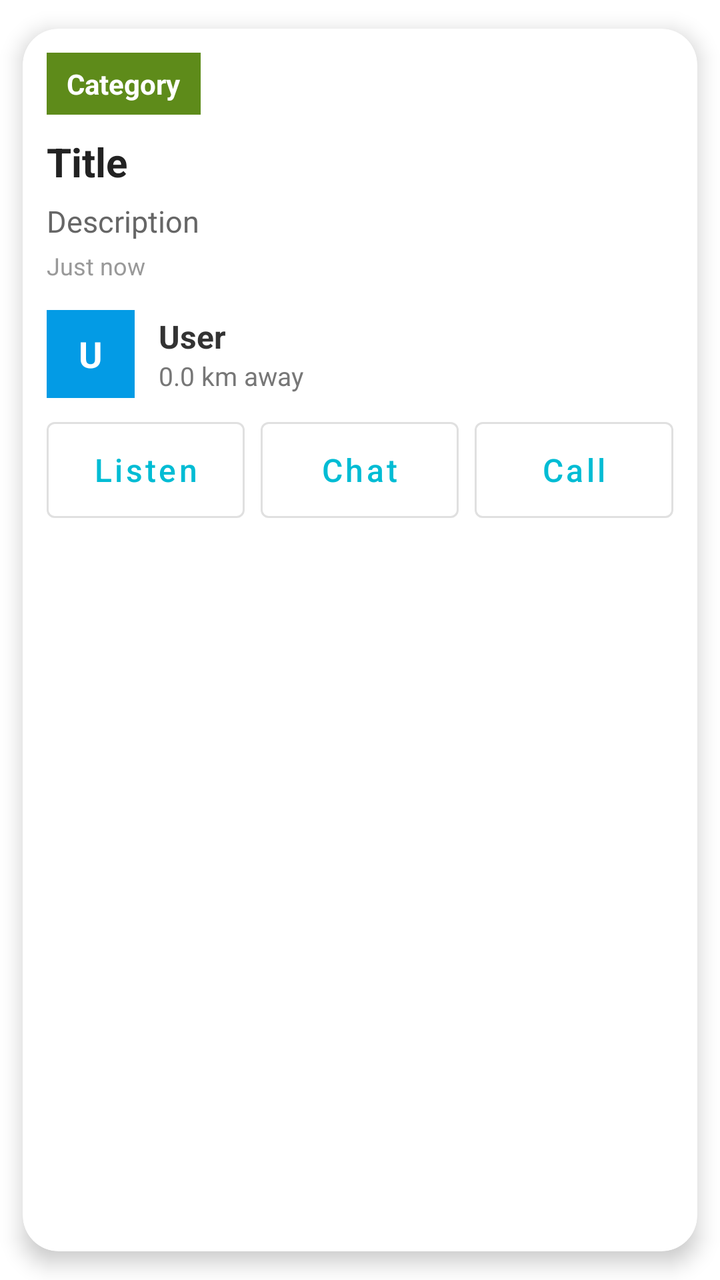
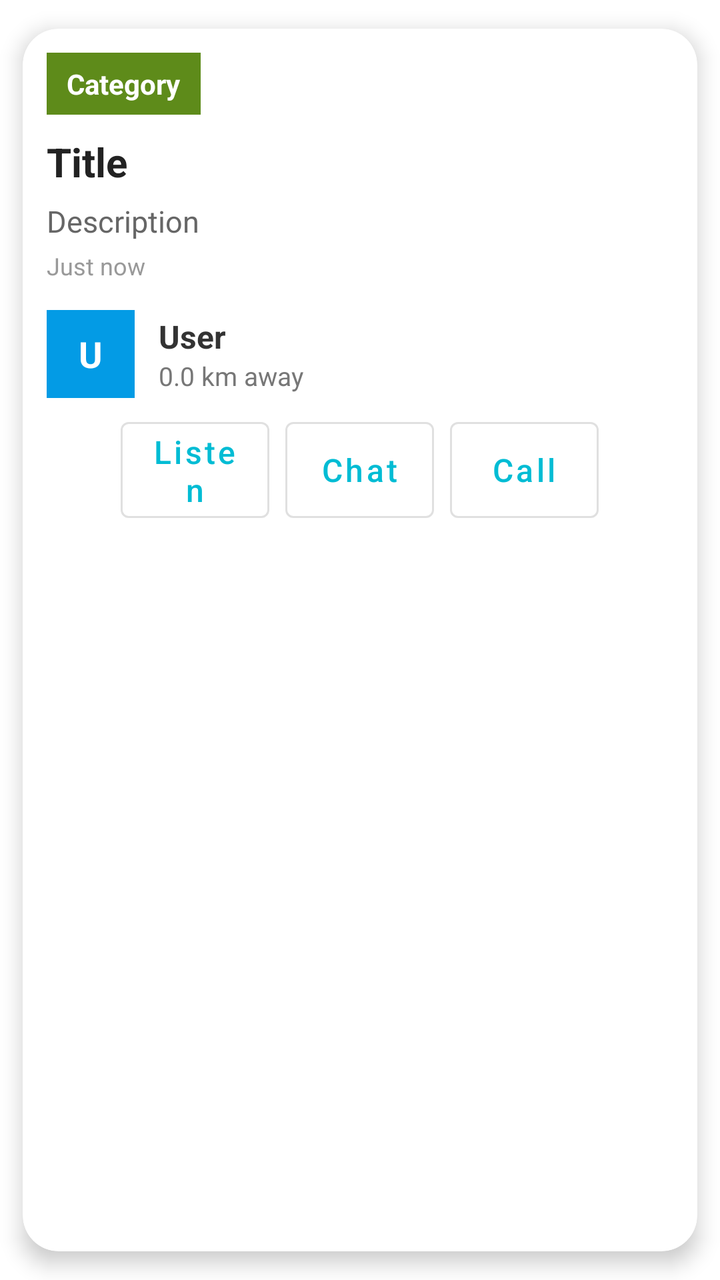

The first picture is an Android layout as it rendered before a commit; the second is the same layout after the commit. The layout source and the unified diff follow.
<!-- AndroidManifest.xml: application theme Theme.TownCrierBD -->
<!-- res/layout/item_announcement.xml -->
<?xml version="1.0" encoding="utf-8"?>
<androidx.cardview.widget.CardView xmlns:android="http://schemas.android.com/apk/res/android"
    xmlns:app="http://schemas.android.com/apk/res-auto"
    android:id="@+id/cardRoot"
    android:layout_width="match_parent"
    android:layout_height="wrap_content"
    android:layout_margin="12dp"
    app:cardCornerRadius="18dp"
    app:cardElevation="6dp"
    app:cardUseCompatPadding="true">

    <LinearLayout
        android:layout_width="match_parent"
        android:layout_height="wrap_content"
        android:orientation="vertical">

        
        <ImageView
            android:id="@+id/ivPhoto"
            android:layout_width="match_parent"
            android:layout_height="180dp"
            android:scaleType="centerCrop"
            android:visibility="gone"
            android:contentDescription="@string/app_name" />

        
        <TextView
            android:id="@+id/tvBadge"
            android:layout_width="wrap_content"
            android:layout_height="wrap_content"
            android:layout_marginStart="12dp"
            android:layout_marginTop="12dp"
            android:background="#5E8B1A"
            android:paddingStart="10dp"
            android:paddingEnd="10dp"
            android:paddingTop="6dp"
            android:paddingBottom="6dp"
            android:text="Category"
            android:textColor="@android:color/white"
            android:textStyle="bold"
            android:textSize="14sp" />

        
        <TextView
            android:id="@+id/tvTitle"
            android:layout_width="match_parent"
            android:layout_height="wrap_content"
            android:layout_marginStart="12dp"
            android:layout_marginEnd="12dp"
            android:layout_marginTop="10dp"
            android:text="Title"
            android:textColor="#222222"
            android:textStyle="bold"
            android:textSize="20sp" />

        
        <TextView
            android:id="@+id/tvDesc"
            android:layout_width="match_parent"
            android:layout_height="wrap_content"
            android:layout_marginStart="12dp"
            android:layout_marginEnd="12dp"
            android:layout_marginTop="6dp"
            android:text="Description"
            android:textColor="#666666"
            android:textSize="15sp" />

        
        <TextView
            android:id="@+id/tvTime"
            android:layout_width="wrap_content"
            android:layout_height="wrap_content"
            android:layout_marginStart="12dp"
            android:layout_marginTop="4dp"
            android:text="Just now"
            android:textColor="#999999"
            android:textSize="12sp" />

        
        <LinearLayout
            android:layout_width="match_parent"
            android:layout_height="wrap_content"
            android:layout_marginTop="14dp"
            android:layout_marginStart="12dp"
            android:layout_marginEnd="12dp"
            android:orientation="horizontal"
            android:gravity="center_vertical">

            <TextView
                android:id="@+id/tvAvatar"
                android:layout_width="44dp"
                android:layout_height="44dp"
                android:gravity="center"
                android:text="U"
                android:textStyle="bold"
                android:textColor="@android:color/white"
                android:textSize="18sp"
                android:background="#039BE5" />

            <LinearLayout
                android:layout_width="0dp"
                android:layout_height="wrap_content"
                android:layout_weight="1"
                android:layout_marginStart="12dp"
                android:orientation="vertical">

                <TextView
                    android:id="@+id/tvName"
                    android:layout_width="wrap_content"
                    android:layout_height="wrap_content"
                    android:text="User"
                    android:textStyle="bold"
                    android:textSize="16sp"
                    android:textColor="#333333" />

                <TextView
                    android:id="@+id/tvDistance"
                    android:layout_width="wrap_content"
                    android:layout_height="wrap_content"
                    android:text="0.0 km away"
                    android:textSize="13sp"
                    android:textColor="#777777" />
            </LinearLayout>

        </LinearLayout>

        
        <LinearLayout
            android:layout_width="match_parent"
            android:layout_height="wrap_content"
            android:layout_margin="12dp"
            android:orientation="horizontal"
            android:gravity="center"
            android:weightSum="3">

            <com.google.android.material.button.MaterialButton
                android:id="@+id/btnListen"
                style="@style/Widget.MaterialComponents.Button.OutlinedButton"
                android:layout_width="0dp"
                android:layout_height="48dp"
                android:layout_weight="1"
                android:text="Listen"
                android:textAllCaps="false"
                android:textSize="16sp"
                android:insetTop="0dp"
                android:insetBottom="0dp"
                android:layout_marginEnd="8dp"/>

            <com.google.android.material.button.MaterialButton
                android:id="@+id/btnChat"
                style="@style/Widget.MaterialComponents.Button.OutlinedButton"
                android:layout_width="0dp"
                android:layout_height="48dp"
                android:layout_weight="1"
                android:text="Chat"
                android:textAllCaps="false"
                android:textSize="16sp"
                android:insetTop="0dp"
                android:insetBottom="0dp"
                android:layout_marginEnd="8dp"/>

            <com.google.android.material.button.MaterialButton
                android:id="@+id/btnCall"
                style="@style/Widget.MaterialComponents.Button.OutlinedButton"
                android:layout_width="0dp"
                android:layout_height="48dp"
                android:layout_weight="1"
                android:text="Call"
                android:textAllCaps="false"
                android:textSize="16sp"
                android:insetTop="0dp"
                android:insetBottom="0dp" />
        </LinearLayout>

    </LinearLayout>
</androidx.cardview.widget.CardView>
<!-- resources referenced by this layout -->
<resources>
  <string name="app_name">TownCrierBD</string>
  <style name="Theme.TownCrierBD" parent="Theme.MaterialComponents.Light.NoActionBar">
  
          <item name="colorPrimary">@color/blue_end</item>
          <item name="colorPrimaryVariant">@color/blue_start</item>
          <item name="colorOnPrimary">@color/white</item>
  
          <item name="colorSecondary">@color/blue_start</item>
          <item name="colorSecondaryVariant">@color/blue_end</item>
          <item name="colorOnSecondary">@color/white</item>
  
          <item name="android:forceDarkAllowed" tools:targetApi="q">false</item>
  
          <item name="android:statusBarColor">@color/blue_start</item>
          <item name="android:navigationBarColor">@color/blue_start</item>
  
          <item name="spinnerStyle">@style/TownCrierBD.SpinnerStyle</item>
      </style>
  <color name="blue_end">#00BCD4</color>
  <color name="blue_start">#2196F3</color>
  <color name="white">#FFFFFF</color>
  <style name="TownCrierBD.SpinnerStyle" parent="Widget.AppCompat.Spinner">
      <item name="android:popupBackground">@drawable/bg_spinner_popup_white</item>
          <item name="popupTheme">@style/TownCrierBD.PopupTheme</item>
      </style>
  <!-- drawable bg_spinner_popup_white (drawable) -->
  <?xml version="1.0" encoding="utf-8"?>
  <shape xmlns:android="http://schemas.android.com/apk/res/android">
      <solid android:color="#FFFFFF"/>
      <corners android:radius="16dp"/>
      <padding
          android:left="8dp"
          android:top="8dp"
          android:right="8dp"
          android:bottom="8dp"/>
  </shape>
  <style name="TownCrierBD.PopupTheme" parent="ThemeOverlay.MaterialComponents.Light">
          <item name="android:popupBackground">@drawable/bg_spinner_popup_white</item>
      </style>
</resources>

<!-- the commit's change to res/layout/item_announcement.xml (unified diff, before → after) -->
@@ -131,7 +131,7 @@
             android:layout_margin="12dp"
             android:orientation="horizontal"
             android:gravity="center"
-            android:weightSum="3">
+            android:weightSum="4">
 
             <com.google.android.material.button.MaterialButton
                 android:id="@+id/btnListen"
@@ -172,5 +172,51 @@
                 android:insetBottom="0dp" />
         </LinearLayout>
 
+        
+        <LinearLayout
+            android:id="@+id/layoutEditDelete"
+            android:layout_width="match_parent"
+            android:layout_height="wrap_content"
+            android:layout_marginStart="12dp"
+            android:layout_marginEnd="12dp"
+            android:layout_marginBottom="12dp"
+            android:orientation="horizontal"
+            android:visibility="gone">
+
+            <com.google.android.material.button.MaterialButton
+                android:id="@+id/btnEdit"
+                style="@style/Widget.MaterialComponents.Button.OutlinedButton"
+                android:layout_width="0dp"
+                android:layout_height="48dp"
+                android:layout_weight="1"
+                android:text="Edit"
+                android:textAllCaps="false"
+                android:layout_marginEnd="8dp"/>
+
+            <com.google.android.material.button.MaterialButton
+                android:id="@+id/btnDelete"
+                android:layout_width="0dp"
+                android:layout_height="48dp"
+                android:layout_weight="1"
+                android:text="Delete"
+                android:textAllCaps="false"
+                android:backgroundTint="#F44336"
+                android:textColor="@android:color/white"/>
+
+            <com.google.android.material.button.MaterialButton
+                android:id="@+id/btnDetails"
+                style="@style/Widget.MaterialComponents.Button.OutlinedButton"
+                android:layout_width="0dp"
+                android:layout_height="48dp"
+                android:layout_weight="1"
+                android:text="Details"
+                android:textAllCaps="false"
+                android:textSize="14sp"
+                android:insetTop="0dp"
+                android:insetBottom="0dp"
+                android:layout_marginEnd="8dp"/>
+
+        </LinearLayout>
+
     </LinearLayout>
 </androidx.cardview.widget.CardView>
